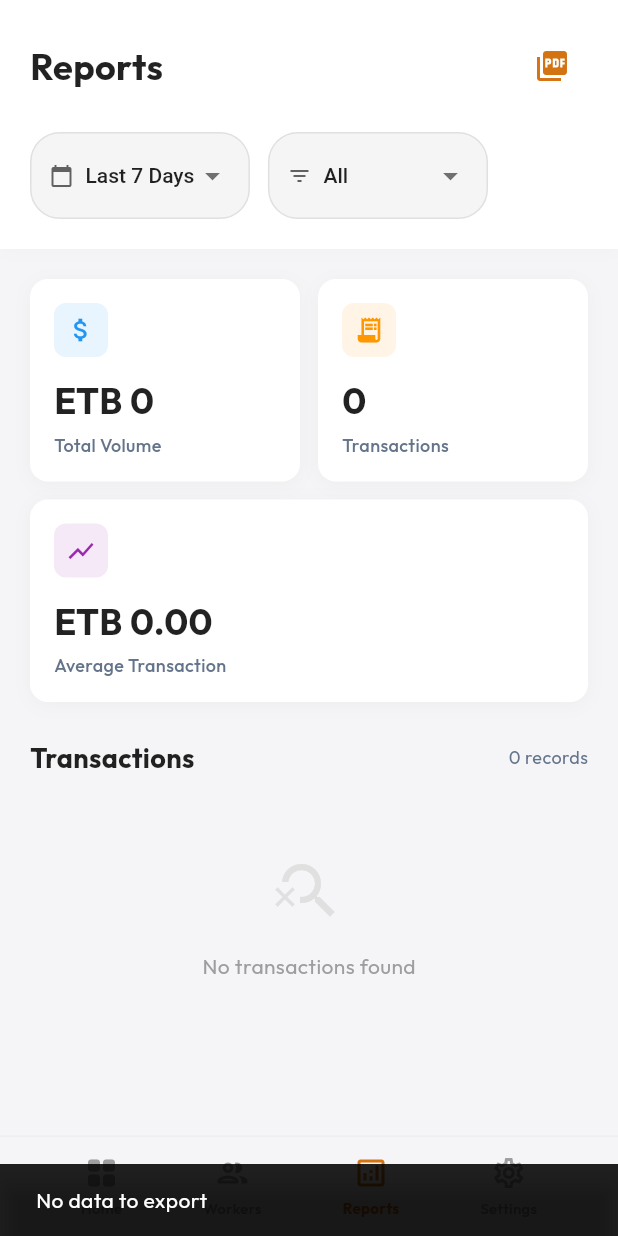
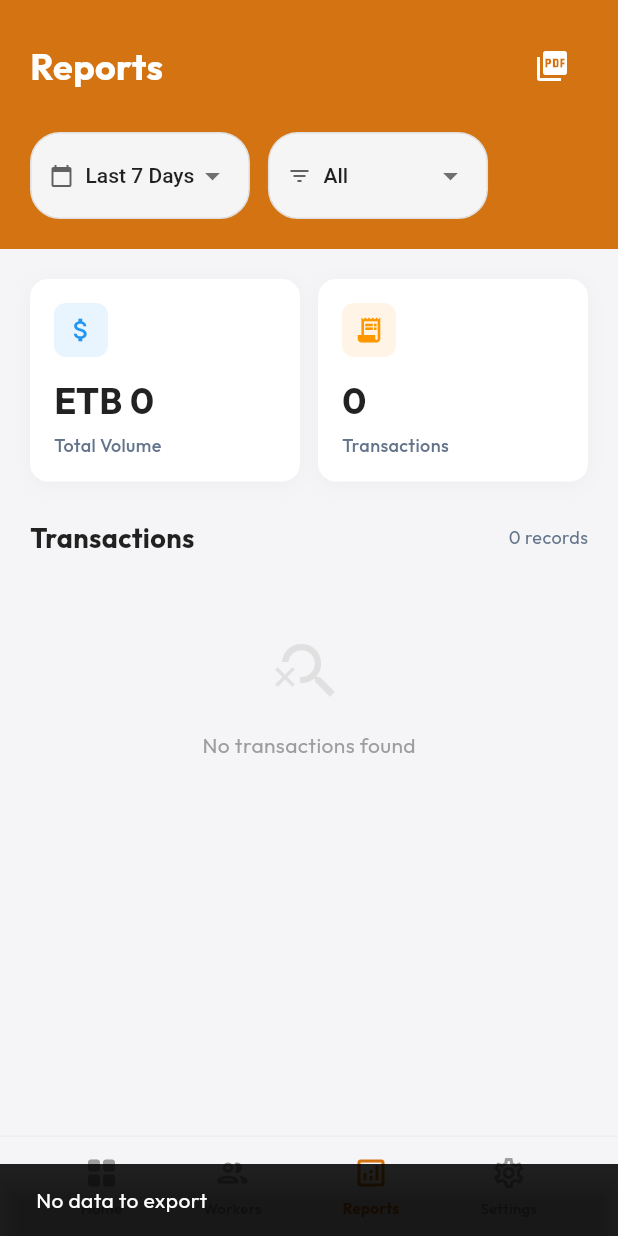
Before and after one commit to Natanim-Kemal/aman-coffee, a Flutter app: the screen it shows once a user with an empty profile is signed in, item 3 of the bottom bar chosen, after a tap on the "picture as pdf" icon, on a phone screen of 412 x 824 dp. Run offline on Flutter 3.47's test engine with Material 3 defaults, Android fonts, the phone set to English and light mode, and no system bars; our stand-ins replace cloud_firestore, firebase_auth, firebase_core, firebase_storage, fl_chart, flutter_animate and 5 more; accounts and stored records are empty; generated files the repository leaves out were written again; project files that could hold a hidden picture were left out.

Commit message:
feat(ui): refine dashboard, worker screens and widgets
Updates Dashboard, Reports, Worker List and Detail screens. Enhances UI widgets including charts, stats cards and navigation.

```diff
--- a/app/lib/presentation/screens/dashboard/dashboard_screen.dart
+++ b/app/lib/presentation/screens/dashboard/dashboard_screen.dart
@@ -33,6 +33,8 @@ class _DashboardScreenState extends State<DashboardScreen> {
     final authProvider = Provider.of<AuthProvider>(context);
     final workerProvider = Provider.of<WorkerProvider>(context);
     final transactionProvider = Provider.of<TransactionProvider>(context);
+    final theme = Theme.of(context);
+    final isDark = theme.brightness == Brightness.dark;
 
     // Get chart data
     final distributedData = _getLast7DaysData('distribution');
@@ -40,7 +42,7 @@ class _DashboardScreenState extends State<DashboardScreen> {
     final labels = _getLast7DaysLabels();
 
     return Scaffold(
-      backgroundColor: AppColors.backgroundLight,
+      // backgroundColor: AppColors.backgroundLight, // Removed to use Theme background
       body: RefreshIndicator(
         onRefresh: () async {
           await workerProvider.refresh();
@@ -64,16 +66,16 @@ class _DashboardScreenState extends State<DashboardScreen> {
                           'Welcome back,',
                           style: TextStyle(
                             fontSize: 14,
-                            color: AppColors.textMutedLight,
+                            color: isDark ? AppColors.textMutedDark : AppColors.textMutedLight,
                           ),
                         ),
                         const SizedBox(height: 4),
                         Text(
-                          authProvider.user?.email?.split('@').first.toUpperCase() ?? 'Admin',
-                          style: const TextStyle(
+                           authProvider.user?.displayName ?? 'User',
+                          style: TextStyle(
                             fontSize: 24,
                             fontWeight: FontWeight.bold,
-                            color: Colors.black87,
+                            color: theme.textTheme.bodyLarge?.color,
                           ),
                         ),
                       ],
@@ -85,7 +87,7 @@ class _DashboardScreenState extends State<DashboardScreen> {
                         shape: BoxShape.circle,
                       ),
                       child: Icon(
-                        Icons.person,
+                        Icons.notifications_outlined,
                         color: AppColors.primary,
                         size: 24,
                       ),
@@ -100,7 +102,7 @@ class _DashboardScreenState extends State<DashboardScreen> {
                   DateFormat('EEEE, MMMM d, yyyy').format(DateTime.now()),
                   style: TextStyle(
                     fontSize: 13,
-                    color: AppColors.textMutedLight,
+                    color: isDark ? AppColors.textMutedDark : AppColors.textMutedLight,
                     fontWeight: FontWeight.w500,
                   ),
                 ),
@@ -209,53 +211,35 @@ class _DashboardScreenState extends State<DashboardScreen> {
                   ),
                 ),
 
+
                 const SizedBox(height: 24),
 
-                // Statistics Grid
-                Row(
-                  children: [
-                    Expanded(
-                      child: StatsCard(
-                        title: 'Total Workers',
-                        value: '${workerProvider.totalWorkers}',
-                        icon: Icons.people,
-                        color: Colors.blue,
+                // Compact Stats
+                Container(
+                  padding: const EdgeInsets.symmetric(vertical: 20, horizontal: 12),
+                  decoration: BoxDecoration(
+                    color: theme.cardColor,
+                    borderRadius: BorderRadius.circular(16),
+                    boxShadow: [
+                      BoxShadow(
+                        color: Colors.black.withOpacity(isDark ? 0.2 : 0.05),
+                        blurRadius: 10,
+                        offset: const Offset(0, 2),
                       ),
-                    ),
-                    const SizedBox(width: 12),
-                    Expanded(
-                      child: StatsCard(
-                        title: 'Active Today',
-                        value: '${workerProvider.activeToday}',
-                        icon: Icons.check_circle,
-                        color: Colors.green,
-                      ),
-                    ),
-                  ],
-                ),
-
-                const SizedBox(height: 12),
-
-                Row(
-                  children: [
-                    Expanded(
-                      child: StatsCard(
-                        title: 'Avg Performance',
-                        value: '${workerProvider.avgPerformance.toStringAsFixed(0)}%',
-                        icon: Icons.star,
-                        color: Colors.amber,
-                      ),
-                    ),
-                    const SizedBox(width: 12),
-                    Expanded(
-                      child: StatsCard(
-                        title: 'Coffee Sales',
-                        value: 'ETB ${transactionProvider.todayPurchased.toStringAsFixed(0)}',
-                        icon: Icons.local_cafe,
-                        color: Colors.brown,
-                      ),
-                    ),
-                  ],
+                    ],
+                  ),
+                  child: Row(
+                    mainAxisAlignment: MainAxisAlignment.spaceAround,
+                    children: [
+                      _buildCompactStat(context, Icons.people, '${workerProvider.totalWorkers}', 'Total', Colors.blue),
+                      _buildContainerDivider(isDark),
+                      _buildCompactStat(context, Icons.check_circle, '${workerProvider.activeToday}', 'Active', Colors.green),
+                      _buildContainerDivider(isDark),
+                      _buildCompactStat(context, Icons.star, '${workerProvider.avgPerformance.toStringAsFixed(0)}%', 'Perf', Colors.amber),
+                      _buildContainerDivider(isDark),
+                      _buildCompactStat(context, Icons.local_cafe, '${transactionProvider.todayPurchased.toStringAsFixed(0)}', 'Sales', Colors.brown),
+                    ],
+                  ),
                 ),
 
                 const SizedBox(height: 24),
@@ -274,12 +258,12 @@ class _DashboardScreenState extends State<DashboardScreen> {
                   Row(
                     mainAxisAlignment: MainAxisAlignment.spaceBetween,
                     children: [
-                      const Text(
+                      Text(
                         'Active Workers',
                         style: TextStyle(
                           fontSize: 18,
                           fontWeight: FontWeight.bold,
-                          color: Colors.black87,
+                          color: theme.textTheme.bodyLarge?.color,
                         ),
                       ),
                       TextButton(
@@ -305,11 +289,11 @@ class _DashboardScreenState extends State<DashboardScreen> {
                             margin: const EdgeInsets.only(bottom: 12),
                             padding: const EdgeInsets.all(16),
                             decoration: BoxDecoration(
-                              color: Colors.white,
+                              color: theme.cardColor,
                               borderRadius: BorderRadius.circular(12),
                               boxShadow: [
                                 BoxShadow(
-                                  color: Colors.black.withOpacity(0.03),
+                                  color: Colors.black.withOpacity(isDark ? 0.2 : 0.03),
                                   blurRadius: 10,
                                   offset: const Offset(0, 2),
                                 ),
@@ -522,4 +506,45 @@ class _DashboardScreenState extends State<DashboardScreen> {
       ],
     );
   }
+
+
+  Widget _buildCompactStat(BuildContext context, IconData icon, String value, String label, Color color) {
+    return Column(
+      mainAxisSize: MainAxisSize.min,
+      children: [
+        Container(
+          padding: const EdgeInsets.all(8),
+          decoration: BoxDecoration(
+            color: color.withOpacity(0.1),
+            shape: BoxShape.circle,
+          ),
+          child: Icon(icon, color: color, size: 20),
+        ),
+        const SizedBox(height: 8),
+        Text(
+          value,
+          style: TextStyle(
+            fontSize: 16,
+            fontWeight: FontWeight.bold,
+            color: Theme.of(context).textTheme.bodyLarge?.color,
+          ),
+        ),
+        Text(
+          label,
+          style: TextStyle(
+            fontSize: 12,
+            color: Theme.of(context).textTheme.bodyMedium?.color?.withOpacity(0.7),
+          ),
+        ),
+      ],
+    );
+  }
+
+  Widget _buildContainerDivider(bool isDark) {
+    return Container(
+      width: 1,
+      height: 40,
+      color: isDark ? Colors.grey.shade800 : Colors.grey.shade200,
+    );
+  }
 }
--- a/app/lib/presentation/screens/reports/reports_screen.dart
+++ b/app/lib/presentation/screens/reports/reports_screen.dart
@@ -59,30 +59,23 @@ class _ReportsScreenState extends State<ReportsScreen> {
   @override
   Widget build(BuildContext context) {
     final transactionProvider = Provider.of<TransactionProvider>(context);
+    final theme = Theme.of(context);
+    final isDark = theme.brightness == Brightness.dark;
     final filteredTransactions = _getFilteredTransactions(transactionProvider.allTransactions);
 
     // Calculate summary
     double totalAmount = filteredTransactions.fold(0, (sum, t) => sum + t.amount);
     int count = filteredTransactions.length;
-    double avgAmount = count > 0 ? totalAmount / count : 0;
+
 
     return Scaffold(
-      backgroundColor: AppColors.backgroundLight,
-      body: SafeArea(
-        child: Column(
+      body: Column(
           children: [
             // Header
             Container(
-              padding: const EdgeInsets.all(20),
+              padding: EdgeInsets.fromLTRB(20, MediaQuery.of(context).padding.top + 20, 20, 20),
               decoration: BoxDecoration(
-                color: Colors.white,
-                boxShadow: [
-                  BoxShadow(
-                    color: Colors.grey.withOpacity(0.05),
-                    spreadRadius: 1,
-                    blurRadius: 10,
-                  ),
-                ],
+                color: AppColors.primary,
               ),
               child: Column(
                 crossAxisAlignment: CrossAxisAlignment.start,
@@ -95,7 +88,7 @@ class _ReportsScreenState extends State<ReportsScreen> {
                         style: TextStyle(
                           fontSize: 24,
                           fontWeight: FontWeight.bold,
-                          color: Colors.black87,
+                          color: Colors.white,
                         ),
                       ),
                       IconButton(
@@ -125,7 +118,7 @@ class _ReportsScreenState extends State<ReportsScreen> {
                             }
                           }
                         },
-                        icon: const Icon(Icons.picture_as_pdf, color: AppColors.primary),
+                        icon: const Icon(Icons.picture_as_pdf, color: Colors.white),
                       ),
                     ],
                   ),
@@ -183,13 +176,7 @@ class _ReportsScreenState extends State<ReportsScreen> {
                         ),
                       ],
                     ),
-                    const SizedBox(height: 12),
-                    StatsCard(
-                      title: 'Average Transaction',
-                      value: 'ETB ${avgAmount.toStringAsFixed(2)}',
-                      icon: Icons.show_chart,
-                      color: Colors.purple,
-                    ),
+
 
                     const SizedBox(height: 24),
 
@@ -197,19 +184,19 @@ class _ReportsScreenState extends State<ReportsScreen> {
                     Row(
                       mainAxisAlignment: MainAxisAlignment.spaceBetween,
                       children: [
-                        const Text(
+                        Text(
                           'Transactions',
                           style: TextStyle(
                             fontSize: 18,
                             fontWeight: FontWeight.bold,
-                            color: Colors.black87,
+                            color: theme.textTheme.bodyLarge?.color,
                           ),
                         ),
                         Text(
                           '${filteredTransactions.length} records',
                           style: TextStyle(
                             fontSize: 12,
-                            color: AppColors.textMutedLight,
+                            color: isDark ? AppColors.textMutedDark : AppColors.textMutedLight,
                           ),
                         ),
                       ],
@@ -243,14 +230,13 @@ class _ReportsScreenState extends State<ReportsScreen> {
                         },
                       ),
 
-                    const SizedBox(height: 80), // Bottom padding for nav bar
+                    const SizedBox(height: 80),
                   ],
                 ),
               ),
             ),
           ],
         ),
-      ),
     );
   }
 
@@ -260,25 +246,29 @@ class _ReportsScreenState extends State<ReportsScreen> {
     required Function(String?) onChanged,
     required IconData icon,
   }) {
+    final theme = Theme.of(context);
+    final isDark = theme.brightness == Brightness.dark;
+
     return Container(
       padding: const EdgeInsets.symmetric(horizontal: 12, vertical: 4),
       decoration: BoxDecoration(
-        color: Colors.grey.shade100,
+        color: isDark ? Colors.grey.shade800 : Colors.grey.shade100,
         borderRadius: BorderRadius.circular(20),
-        border: Border.all(color: Colors.grey.shade300),
+        border: Border.all(color: isDark ? Colors.grey.shade700 : Colors.grey.shade300),
       ),
       child: Row(
         mainAxisSize: MainAxisSize.min,
         children: [
-          Icon(icon, size: 16, color: Colors.grey.shade700),
+          Icon(icon, size: 16, color: isDark ? Colors.grey.shade400 : Colors.grey.shade700),
           const SizedBox(width: 8),
           DropdownButton<String>(
             value: value,
             underline: const SizedBox(),
-            icon: const Icon(Icons.arrow_drop_down, color: Colors.black54),
-            style: const TextStyle(
+            icon: Icon(Icons.arrow_drop_down, color: isDark ? Colors.grey.shade400 : Colors.black54),
+            dropdownColor: theme.cardColor,
+            style: TextStyle(
               fontSize: 14,
-              color: Colors.black87,
+              color: theme.textTheme.bodyMedium?.color,
               fontWeight: FontWeight.w500,
             ),
             items: items.map((String item) {
@@ -327,15 +317,18 @@ class _ReportsScreenState extends State<ReportsScreen> {
       return '';
     }
 
+    final theme = Theme.of(context);
+    final isDark = theme.brightness == Brightness.dark;
+
     return Container(
       margin: const EdgeInsets.only(bottom: 12),
       padding: const EdgeInsets.all(16),
       decoration: BoxDecoration(
-        color: Colors.white,
+        color: theme.colorScheme.surface,
         borderRadius: BorderRadius.circular(12),
         boxShadow: [
           BoxShadow(
-            color: Colors.black.withOpacity(0.03),
+            color: Colors.black.withOpacity(isDark ? 0.2 : 0.03),
             blurRadius: 10,
             offset: const Offset(0, 2),
           ),
@@ -361,16 +354,17 @@ class _ReportsScreenState extends State<ReportsScreen> {
               children: [
                 Text(
                   transaction.workerName,
-                  style: const TextStyle(
+                  style: TextStyle(
                     fontWeight: FontWeight.bold,
                     fontSize: 15,
+                    color: theme.textTheme.bodyLarge?.color,
                   ),
                 ),
                 Text(
                   DateFormat('MMM d, h:mm a').format(transaction.createdAt),
                   style: TextStyle(
                     fontSize: 12,
-                    color: AppColors.textMutedLight,
+                    color: isDark ? AppColors.textMutedDark : AppColors.textMutedLight,
                   ),
                 ),
               ],
@@ -391,7 +385,7 @@ class _ReportsScreenState extends State<ReportsScreen> {
                 transaction.typeDisplay,
                 style: TextStyle(
                   fontSize: 11,
-                  color: AppColors.textMutedLight,
+                  color: isDark ? AppColors.textMutedDark : AppColors.textMutedLight,
                 ),
               ),
             ],
--- a/app/lib/presentation/screens/worker_list/worker_list_screen.dart
+++ b/app/lib/presentation/screens/worker_list/worker_list_screen.dart
@@ -48,10 +48,12 @@ class _WorkerListScreenState extends State<WorkerListScreen> {
 
   @override
   Widget build(BuildContext context) {
+    final theme = Theme.of(context);
+    final isDark = theme.brightness == Brightness.dark;
+
     return Scaffold(
-      backgroundColor: AppColors.backgroundLight,
-      body: SafeArea(
-        child: Consumer<WorkerProvider>(
+      // backgroundColor: AppColors.backgroundLight, // Removed for theme support
+      body: Consumer<WorkerProvider>(
           builder: (context, workerProvider, _) {
             return RefreshIndicator(
               onRefresh: _onRefresh,
@@ -59,8 +61,9 @@ class _WorkerListScreenState extends State<WorkerListScreen> {
                 slivers: [
                   // Header
                   SliverToBoxAdapter(
-                    child: Padding(
-                      padding: const EdgeInsets.fromLTRB(20, 20, 20, 16),
+                    child: Container(
+                      color: AppColors.primary,
+                      padding: EdgeInsets.fromLTRB(20, MediaQuery.of(context).padding.top + 20, 20, 30),
                       child: Column(
                         crossAxisAlignment: CrossAxisAlignment.start,
                         children: [
@@ -68,7 +71,7 @@ class _WorkerListScreenState extends State<WorkerListScreen> {
                             'Workers',
                             style: Theme.of(context).textTheme.headlineMedium?.copyWith(
                                   fontWeight: FontWeight.bold,
-                                  color: Colors.black87,
+                                  color: Colors.white,
                                 ),
                           ),
                           const SizedBox(height: 20),
@@ -76,7 +79,7 @@ class _WorkerListScreenState extends State<WorkerListScreen> {
                           // Search Bar
                           Container(
                             decoration: BoxDecoration(
-                              color: Colors.white,
+                              color: theme.colorScheme.surface,
                               borderRadius: BorderRadius.circular(12),
                               boxShadow: [
                                 BoxShadow(
@@ -92,12 +95,12 @@ class _WorkerListScreenState extends State<WorkerListScreen> {
                               decoration: InputDecoration(
                                 hintText: 'Search workers...',
                                 hintStyle: TextStyle(
-                                  color: AppColors.textMutedLight,
+                                  color: isDark ? AppColors.textMutedDark : AppColors.textMutedLight,
                                   fontSize: 14,
                                 ),
                                 prefixIcon: Icon(
                                   Icons.search,
-                                  color: AppColors.textMutedLight,
+                                  color: isDark ? AppColors.textMutedDark : AppColors.textMutedLight,
                                   size: 20,
                                 ),
                                 suffixIcon: _searchController.text.isNotEmpty
@@ -283,7 +286,6 @@ class _WorkerListScreenState extends State<WorkerListScreen> {
             );
           },
         ),
-      ),
       floatingActionButton: Padding(
         padding: const EdgeInsets.only(bottom: 70),
         child: FloatingActionButton(
--- a/app/lib/presentation/widgets/activity_chart.dart
+++ b/app/lib/presentation/widgets/activity_chart.dart
@@ -16,15 +16,18 @@ class ActivityChart extends StatelessWidget {
 
   @override
   Widget build(BuildContext context) {
+    final theme = Theme.of(context);
+    final isDark = theme.brightness == Brightness.dark;
+
     return Container(
       height: 220,
       padding: const EdgeInsets.all(16),
       decoration: BoxDecoration(
-        color: Colors.white,
+        color: theme.colorScheme.surface,
         borderRadius: BorderRadius.circular(16),
         boxShadow: [
           BoxShadow(
-            color: Colors.black.withOpacity(0.05),
+            color: Colors.black.withOpacity(isDark ? 0.2 : 0.05),
             blurRadius: 10,
             offset: const Offset(0, 2),
           ),
@@ -36,12 +39,12 @@ class ActivityChart extends StatelessWidget {
           Row(
             mainAxisAlignment: MainAxisAlignment.spaceBetween,
             children: [
-              const Text(
+              Text(
                 'Weekly Activity',
                 style: TextStyle(
                   fontSize: 16,
                   fontWeight: FontWeight.bold,
-                  color: Colors.black87,
+                  color: isDark ? Colors.white : Colors.black87,
                 ),
               ),
               Row(
@@ -62,7 +65,7 @@ class ActivityChart extends StatelessWidget {
                 barTouchData: BarTouchData(
                   enabled: true,
                   touchTooltipData: BarTouchTooltipData(
-                    tooltipBgColor: Colors.black87,
+                    tooltipBgColor: isDark ? Colors.grey.shade800 : Colors.black87,
                     getTooltipItem: (group, groupIndex, rod, rodIndex) {
                       return BarTooltipItem(
                         'ETB ${rod.toY.toStringAsFixed(0)}',
@@ -126,7 +129,7 @@ class ActivityChart extends StatelessWidget {
                   horizontalInterval: _getMaxY() / 4,
                   getDrawingHorizontalLine: (value) {
                     return FlLine(
-                      color: Colors.grey.shade200,
+                      color: isDark ? Colors.white10 : Colors.grey.shade200,
                       strokeWidth: 1,
                     );
                   },
--- a/app/lib/presentation/widgets/custom_bottom_nav.dart
+++ b/app/lib/presentation/widgets/custom_bottom_nav.dart
@@ -18,9 +18,9 @@ class CustomBottomNav extends StatelessWidget {
 
     return Container(
       decoration: BoxDecoration(
-        color: theme.scaffoldBackgroundColor.withOpacity(0.9),
+        color: theme.scaffoldBackgroundColor,
         border: Border(
-          top: BorderSide(
+           top: BorderSide(
             color: isDark ? Colors.white.withOpacity(0.05) : Colors.grey.shade200,
           ),
         ),
--- a/app/lib/presentation/widgets/stats_card.dart
+++ b/app/lib/presentation/widgets/stats_card.dart
@@ -17,16 +17,18 @@ class StatsCard extends StatelessWidget {
 
   @override
   Widget build(BuildContext context) {
+    final theme = Theme.of(context);
+    final isDark = theme.brightness == Brightness.dark;
     final cardColor = color ?? AppColors.primary;
 
     return Container(
       padding: const EdgeInsets.all(16),
       decoration: BoxDecoration(
-        color: Colors.white,
+        color: theme.colorScheme.surface,
         borderRadius: BorderRadius.circular(12),
         boxShadow: [
           BoxShadow(
-            color: Colors.black.withOpacity(0.03),
+            color: Colors.black.withOpacity(isDark ? 0.2 : 0.03),
             blurRadius: 10,
             offset: const Offset(0, 2),
           ),
@@ -55,10 +57,10 @@ class StatsCard extends StatelessWidget {
           const SizedBox(height: 12),
           Text(
             value,
-            style: const TextStyle(
+            style: TextStyle(
               fontSize: 24,
               fontWeight: FontWeight.bold,
-              color: Colors.black87,
+              color: theme.textTheme.bodyLarge?.color,
             ),
           ),
           const SizedBox(height: 4),
@@ -66,7 +68,7 @@ class StatsCard extends StatelessWidget {
             title,
             style: TextStyle(
               fontSize: 12,
-              color: AppColors.textMutedLight,
+              color: isDark ? AppColors.textMutedDark : AppColors.textMutedLight,
               fontWeight: FontWeight.w500,
             ),
           ),
```
Also changed, not shown: app/lib/presentation/screens/worker_detail/worker_detail_screen.dart (+16 -13 lines), app/lib/presentation/widgets/worker_item.dart (+17 -14 lines), app/lib/presentation/widgets/worker_transactions_list.dart (+13 -10 lines).
